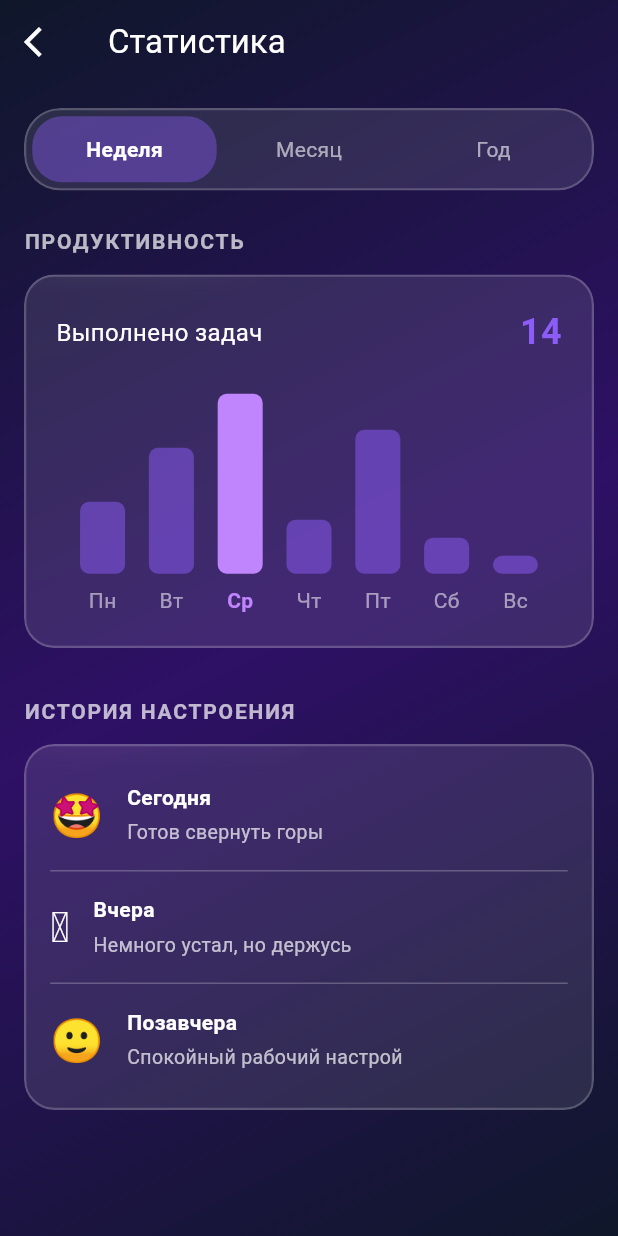
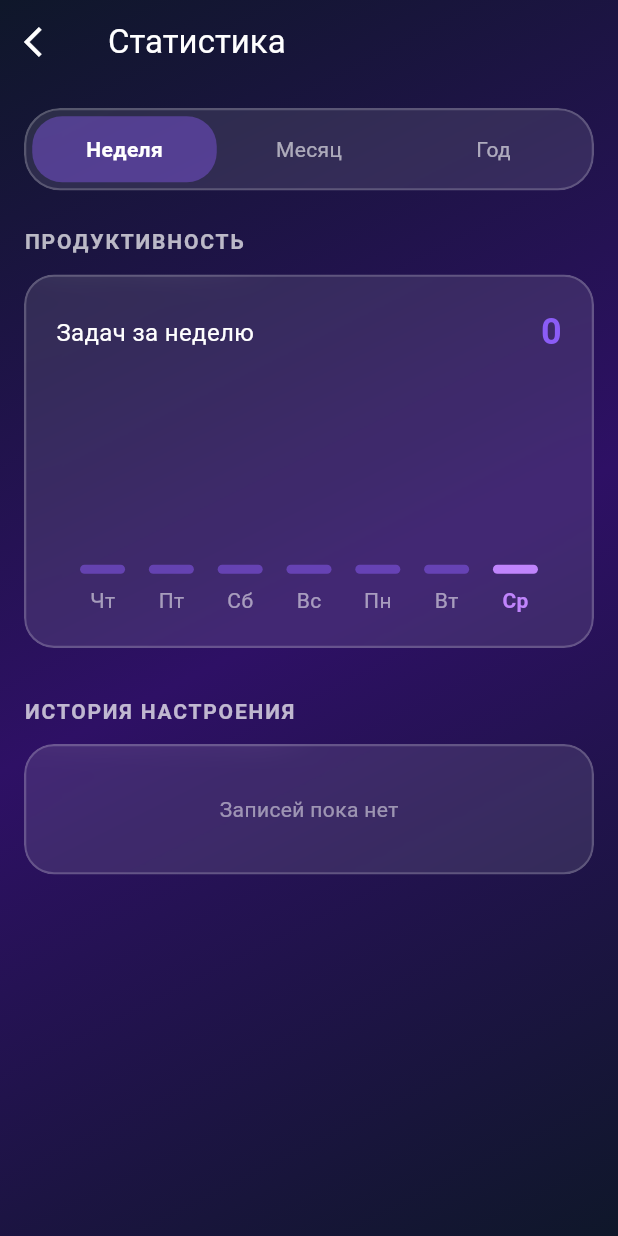
Before and after one commit to Corsx120/NovaStep, a Flutter app: the CalendarScreen screen opened directly, on a phone screen of 412 x 824 dp. Run offline on Flutter 3.47's test engine with Material 3 defaults, Android fonts, the light colour scheme and no system bars; our stand-ins replace shared_preferences, sqflite, sqflite_common_ffi; accounts and stored records are empty.

Commit message:
added mood tracker

```diff
--- a/app/lib/logic/providers/task_provider.dart
+++ b/app/lib/logic/providers/task_provider.dart
@@ -9,6 +9,8 @@ class TaskProvider extends ChangeNotifier {
   List<Map<String, dynamic>> _taskTags = [];
   String _selectedGroupId = 'all';
   String _searchQuery = '';
+  List<Map<String, dynamic>> _moodLogs = [];
+  List<Map<String, dynamic>> get moodLogs => _moodLogs;
 
   List<Map<String, dynamic>> get tasks {
     List<Map<String, dynamic>> filteredList = [];
@@ -34,6 +36,38 @@ class TaskProvider extends ChangeNotifier {
     return filteredList;
   }
 
+  // 1. Сохранение настроения
+Future<void> addMoodLog(int moodScore, int readinessScore) async {
+  final db = await DatabaseHelper.instance.database;
+  await db.insert('mood_logs', {
+    'id': const Uuid().v4(),
+    'log_date': DateTime.now().toIso8601String().split('T')[0], // Сохраняем только дату
+    'mood_score': moodScore,
+    'readiness_score': readinessScore,
+  });
+  await refreshData();
+}
+
+// 2. Обнови метод refreshData, чтобы он подгружал логи настроения
+Future<void> refreshData() async {
+  final db = await DatabaseHelper.instance.database;
+  _tasks = await db.query('tasks', orderBy: 'is_pinned DESC, created_at DESC');
+  _groups = await db.query('groups');
+  _tags = await db.query('tags');
+  _taskTags = await db.query('task_tags');
+  _moodLogs = await db.query('mood_logs', orderBy: 'log_date DESC'); // Загружаем настроение
+  notifyListeners();
+}
+
+// 3. Метод для получения количества выполненных задач за конкретный день
+int getCompletedCountForDate(DateTime date) {
+  final dateStr = date.toIso8601String().split('T')[0];
+  return _tasks.where((t) =>
+    t['is_completed'] == 1 &&
+    t['created_at'].toString().startsWith(dateStr)
+  ).length;
+}
+
   List<Map<String, dynamic>> get deletedTasks => _tasks.where((t) => t['is_deleted'] == 1).toList();
   List<Map<String, dynamic>> get groups => _groups;
   List<Map<String, dynamic>> get tags => _tags;
@@ -41,15 +75,6 @@ class TaskProvider extends ChangeNotifier {
 
   TaskProvider() {
     refreshData();
-  }
-
-  Future<void> refreshData() async {
-    final db = await DatabaseHelper.instance.database;
-    _tasks = await db.query('tasks', orderBy: 'is_pinned DESC, created_at DESC');
-    _groups = await db.query('groups');
-    _tags = await db.query('tags');
-    _taskTags = await db.query('task_tags');
-    notifyListeners();
   }
 
   void selectGroup(String id) {
--- a/app/lib/ui/screens/calendar_screen.dart
+++ b/app/lib/ui/screens/calendar_screen.dart
@@ -1,4 +1,7 @@
 import 'package:flutter/material.dart';
+import 'package:provider/provider.dart';
+import '../../logic/providers/task_provider.dart';
+import '../../logic/providers/settings_provider.dart';
 import '../widgets/glass_container.dart';
 
 class CalendarScreen extends StatefulWidget {
@@ -11,31 +14,50 @@ class CalendarScreen extends StatefulWidget {
 class _CalendarScreenState extends State<CalendarScreen> {
   int _selectedPeriodIndex = 0; // 0 - Неделя, 1 - Месяц, 2 - Год
 
+  // Для расшифровки логов настроения из БД
+  final List<String> _moods = ['🤩', '🙂', '😐', '😞', '😭'];
+  final List<String> _readiness = [
+    'Полностью готов!',
+    'Потихоньку начну',
+    'Не уверен',
+    'Не хочу ничего...',
+  ];
+
   @override
   Widget build(BuildContext context) {
     final theme = Theme.of(context);
+    final taskProvider = context.watch<TaskProvider>();
+    final settings = context.watch<SettingsProvider>();
+
+    // Поддержка темной и светлой темы
+    final isDark = settings.isDarkMode;
+    final textColor = isDark ? Colors.white : const Color(0xFF0F172A);
+
+    // Считаем выполненные задачи за последние 7 дней для заголовка
+    int totalCompletedThisWeek = 0;
+    for (int i = 0; i < 7; i++) {
+      totalCompletedThisWeek += taskProvider.getCompletedCountForDate(DateTime.now().subtract(Duration(days: i)));
+    }
 
     return Scaffold(
       extendBodyBehindAppBar: true,
       appBar: AppBar(
-        title: const Text('Статистика'),
+        title: Text('Статистика', style: TextStyle(color: textColor)),
         backgroundColor: Colors.transparent,
         elevation: 0,
         leading: IconButton(
-          icon: const Icon(Icons.arrow_back_ios, color: Colors.white),
+          icon: Icon(Icons.arrow_back_ios, color: textColor),
           onPressed: () => Navigator.pop(context),
         ),
       ),
       body: Container(
-        decoration: const BoxDecoration(
+        decoration: BoxDecoration(
           gradient: LinearGradient(
             begin: Alignment.topLeft,
             end: Alignment.bottomRight,
-            colors: [
-              Color(0xFF0F172A),
-              Color(0xFF2E1065),
-              Color(0xFF0F172A),
-            ],
+            colors: isDark
+              ? [const Color(0xFF0F172A), const Color(0xFF2E1065), const Color(0xFF0F172A)]
+              : [const Color(0xFFE2E8F0), const Color(0xFFF1F5F9), const Color(0xFFE2E8F0)],
           ),
         ),
         child: SafeArea(
@@ -44,49 +66,59 @@ class _CalendarScreenState extends State<CalendarScreen> {
             children: [
               // === ПЕРЕКЛЮЧАТЕЛЬ ПЕРИОДА ===
               GlassContainer(
+                blur: settings.blurRadius,
                 padding: const EdgeInsets.all(4.0),
                 borderRadius: BorderRadius.circular(24),
                 child: Row(
                   children: [
-                    _buildPeriodButton('Неделя', 0),
-                    _buildPeriodButton('Месяц', 1),
-                    _buildPeriodButton('Год', 2),
+                    _buildPeriodButton('Неделя', 0, theme, textColor, isDark),
+                    _buildPeriodButton('Месяц', 1, theme, textColor, isDark),
+                    _buildPeriodButton('Год', 2, theme, textColor, isDark),
                   ],
                 ),
               ),
               const SizedBox(height: 24),
 
               // === ГРАФИК ПРОДУКТИВНОСТИ ===
-              const Text(
+              Text(
                 'ПРОДУКТИВНОСТЬ',
-                style: TextStyle(color: Colors.white70, fontWeight: FontWeight.bold, letterSpacing: 1.2),
+                style: TextStyle(color: textColor.withValues(alpha: 0.7), fontWeight: FontWeight.bold, letterSpacing: 1.2),
               ),
               const SizedBox(height: 12),
               GlassContainer(
+                blur: settings.blurRadius,
                 padding: const EdgeInsets.all(20.0),
                 child: Column(
                   children: [
                     Row(
                       mainAxisAlignment: MainAxisAlignment.spaceBetween,
                       children: [
-                        const Text('Выполнено задач', style: TextStyle(color: Colors.white, fontSize: 16)),
-                        Text('14', style: TextStyle(color: theme.colorScheme.primary, fontSize: 24, fontWeight: FontWeight.bold)),
+                        Text('Задач за неделю', style: TextStyle(color: textColor, fontSize: 16)),
+                        Text('$totalCompletedThisWeek', style: TextStyle(color: theme.colorScheme.primary, fontSize: 24, fontWeight: FontWeight.bold)),
                       ],
                     ),
                     const SizedBox(height: 24),
-                    // Имитация столбчатого графика
+                    // Динамический график за 7 дней
                     Row(
                       mainAxisAlignment: MainAxisAlignment.spaceEvenly,
                       crossAxisAlignment: CrossAxisAlignment.end,
-                      children: [
-                        _buildChartBar(0.4, 'Пн'),
-                        _buildChartBar(0.7, 'Вт'),
-                        _buildChartBar(1.0, 'Ср', isToday: true), // Пик продуктивности!
-                        _buildChartBar(0.3, 'Чт'),
-                        _buildChartBar(0.8, 'Пт'),
-                        _buildChartBar(0.2, 'Сб'),
-                        _buildChartBar(0.1, 'Вс'),
-                      ],
+                      children: List.generate(7, (index) {
+                        // Идем с конца (6 дней назад -> сегодня)
+                        final date = DateTime.now().subtract(Duration(days: 6 - index));
+                        final count = taskProvider.getCompletedCountForDate(date);
+
+                        // Высчитываем высоту: если 0 задач - показываем минимум (0.05), если 10+ - максимум (1.0)
+                        double factor = count == 0 ? 0.05 : (count / 10).clamp(0.1, 1.0);
+                        final labels = ['Пн', 'Вт', 'Ср', 'Чт', 'Пт', 'Сб', 'Вс'];
+
+                        return _buildChartBar(
+                          factor,
+                          labels[date.weekday - 1],
+                          isToday: index == 6,
+                          theme: theme,
+                          textColor: textColor
+                        );
+                      }),
                     ),
                   ],
                 ),
@@ -94,22 +126,46 @@ class _CalendarScreenState extends State<CalendarScreen> {
               const SizedBox(height: 32),
 
               // === ДНЕВНИК НАСТРОЕНИЯ ===
-              const Text(
+              Text(
                 'ИСТОРИЯ НАСТРОЕНИЯ',
-                style: TextStyle(color: Colors.white70, fontWeight: FontWeight.bold, letterSpacing: 1.2),
+                style: TextStyle(color: textColor.withValues(alpha: 0.7), fontWeight: FontWeight.bold, letterSpacing: 1.2),
               ),
               const SizedBox(height: 12),
               GlassContainer(
+                blur: settings.blurRadius,
                 padding: const EdgeInsets.symmetric(vertical: 16.0),
-                child: Column(
-                  children: [
-                    _buildMoodRow('Сегодня', 'Готов свернуть горы', '🤩'),
-                    const Divider(color: Colors.white24, indent: 16, endIndent: 16),
-                    _buildMoodRow('Вчера', 'Немного устал, но держусь', '🫠'),
-                    const Divider(color: Colors.white24, indent: 16, endIndent: 16),
-                    _buildMoodRow('Позавчера', 'Спокойный рабочий настрой', '🙂'),
-                  ],
-                ),
+                child: taskProvider.moodLogs.isEmpty
+                  ? Padding(
+                      padding: const EdgeInsets.all(16.0),
+                      child: Center(
+                        child: Text(
+                          'Записей пока нет',
+                          style: TextStyle(color: textColor.withValues(alpha: 0.5)),
+                        ),
+                      ),
+                    )
+                  : Column(
+                      children: taskProvider.moodLogs.map((log) {
+                        // Форматируем дату и проверяем, сегодня ли это
+                        final dateStr = log['log_date'] as String;
+                        final isToday = dateStr == DateTime.now().toIso8601String().split('T')[0];
+                        final displayDate = isToday ? 'Сегодня' : dateStr;
+
+                        // Достаем индексы и подставляем эмодзи с текстом
+                        final moodIndex = log['mood_score'] as int;
+                        final readinessIndex = log['readiness_score'] as int;
+                        final emoji = (moodIndex >= 0 && moodIndex < _moods.length) ? _moods[moodIndex] : '❓';
+                        final desc = (readinessIndex >= 0 && readinessIndex < _readiness.length) ? _readiness[readinessIndex] : '...';
+
+                        return Column(
+                          children: [
+                            _buildMoodRow(displayDate, desc, emoji, textColor),
+                            if (log != taskProvider.moodLogs.last)
+                              Divider(color: textColor.withValues(alpha: 0.1), indent: 16, endIndent: 16),
+                          ],
+                        );
+                      }).toList(),
+                    ),
               ),
             ],
           ),
@@ -118,10 +174,9 @@ class _CalendarScreenState extends State<CalendarScreen> {
     );
   }
 
-  // --- Вспомогательные методы для чистоты кода ---
+  // --- Вспомогательные методы с поддержкой динамических цветов ---
 
-  // Кнопка переключения периода (Неделя/Месяц/Год)
-  Widget _buildPeriodButton(String title, int index) {
+  Widget _buildPeriodButton(String title, int index, ThemeData theme, Color textColor, bool isDark) {
     final isSelected = _selectedPeriodIndex == index;
     return Expanded(
       child: GestureDetector(
@@ -130,14 +185,14 @@ class _CalendarScreenState extends State<CalendarScreen> {
           duration: const Duration(milliseconds: 250),
           padding: const EdgeInsets.symmetric(vertical: 12),
           decoration: BoxDecoration(
-            color: isSelected ? Theme.of(context).colorScheme.primary.withValues(alpha: 0.4) : Colors.transparent,
+            color: isSelected ? theme.colorScheme.primary.withValues(alpha: isDark ? 0.4 : 0.8) : Colors.transparent,
             borderRadius: BorderRadius.circular(20),
           ),
           child: Center(
             child: Text(
               title,
               style: TextStyle(
-                color: isSelected ? Colors.white : Colors.white60,
+                color: isSelected ? Colors.white : textColor.withValues(alpha: 0.6),
                 fontWeight: isSelected ? FontWeight.bold : FontWeight.normal,
               ),
             ),
@@ -147,12 +202,11 @@ class _CalendarScreenState extends State<CalendarScreen> {
     );
   }
 
-  // Столбик графика
-  Widget _buildChartBar(double heightFactor, String label, {bool isToday = false}) {
+  Widget _buildChartBar(double heightFactor, String label, {bool isToday = false, required ThemeData theme, required Color textColor}) {
     return Column(
       children: [
         Container(
-          height: 120, // Максимальная высота графика
+          height: 120,
           width: 30,
           alignment: Alignment.bottomCenter,
           child: LayoutBuilder(
@@ -163,8 +217,8 @@ class _CalendarScreenState extends State<CalendarScreen> {
                 height: constraints.maxHeight * heightFactor,
                 decoration: BoxDecoration(
                   color: isToday
-                      ? Theme.of(context).colorScheme.secondary
-                      : Theme.of(context).colorScheme.primary.withValues(alpha: 0.5),
+                      ? theme.colorScheme.secondary
+                      : theme.colorScheme.primary.withValues(alpha: 0.5),
                   borderRadius: BorderRadius.circular(6),
                 ),
               );
@@ -175,7 +229,7 @@ class _CalendarScreenState extends State<CalendarScreen> {
         Text(
           label,
           style: TextStyle(
-            color: isToday ? Theme.of(context).colorScheme.secondary : Colors.white54,
+            color: isToday ? theme.colorScheme.secondary : textColor.withValues(alpha: 0.54),
             fontWeight: isToday ? FontWeight.bold : FontWeight.normal,
           ),
         ),
@@ -183,8 +237,7 @@ class _CalendarScreenState extends State<CalendarScreen> {
     );
   }
 
-  // Строка с записью настроения
-  Widget _buildMoodRow(String date, String description, String emoji) {
+  Widget _buildMoodRow(String date, String description, String emoji, Color textColor) {
     return Padding(
       padding: const EdgeInsets.symmetric(horizontal: 16.0, vertical: 8.0),
       child: Row(
@@ -195,9 +248,9 @@ class _CalendarScreenState extends State<CalendarScreen> {
             child: Column(
               crossAxisAlignment: CrossAxisAlignment.start,
               children: [
-                Text(date, style: const TextStyle(color: Colors.white, fontWeight: FontWeight.bold)),
+                Text(date, style: TextStyle(color: textColor, fontWeight: FontWeight.bold)),
                 const SizedBox(height: 4),
-                Text(description, style: const TextStyle(color: Colors.white70, fontSize: 13)),
+                Text(description, style: TextStyle(color: textColor.withValues(alpha: 0.7), fontSize: 13)),
               ],
             ),
           ),
--- a/app/lib/ui/widgets/mood_tracker.dart
+++ b/app/lib/ui/widgets/mood_tracker.dart
@@ -1,5 +1,6 @@
 import 'package:flutter/material.dart';
 import 'package:provider/provider.dart';
+import 'package:task_manager/logic/providers/task_provider.dart';
 import '../../logic/providers/settings_provider.dart';
 import 'glass_container.dart';
 
@@ -113,7 +114,18 @@ class _MoodTrackerWidgetState extends State<MoodTrackerWidget> {
                           shape: RoundedRectangleBorder(borderRadius: BorderRadius.circular(16)),
                         ),
                         onPressed: () {
-                          widget.onClose();
+                          if (_selectedMood != null && _selectedReadiness != null) {
+                            // Вызываем метод провайдера
+                            context.read<TaskProvider>().addMoodLog(
+                              _selectedMood!,
+                              _selectedReadiness!
+                            );
+                            // Показываем подтверждение
+                            ScaffoldMessenger.of(context).showSnackBar(
+                              const SnackBar(content: Text('Настроение записано! 📝'))
+                            );
+                            widget.onClose();
+                          }
                         },
                         child: const Text('Сохранить в дневник', style: TextStyle(fontWeight: FontWeight.bold)),
                       ),
```
Also changed, not shown: 1 other file.
